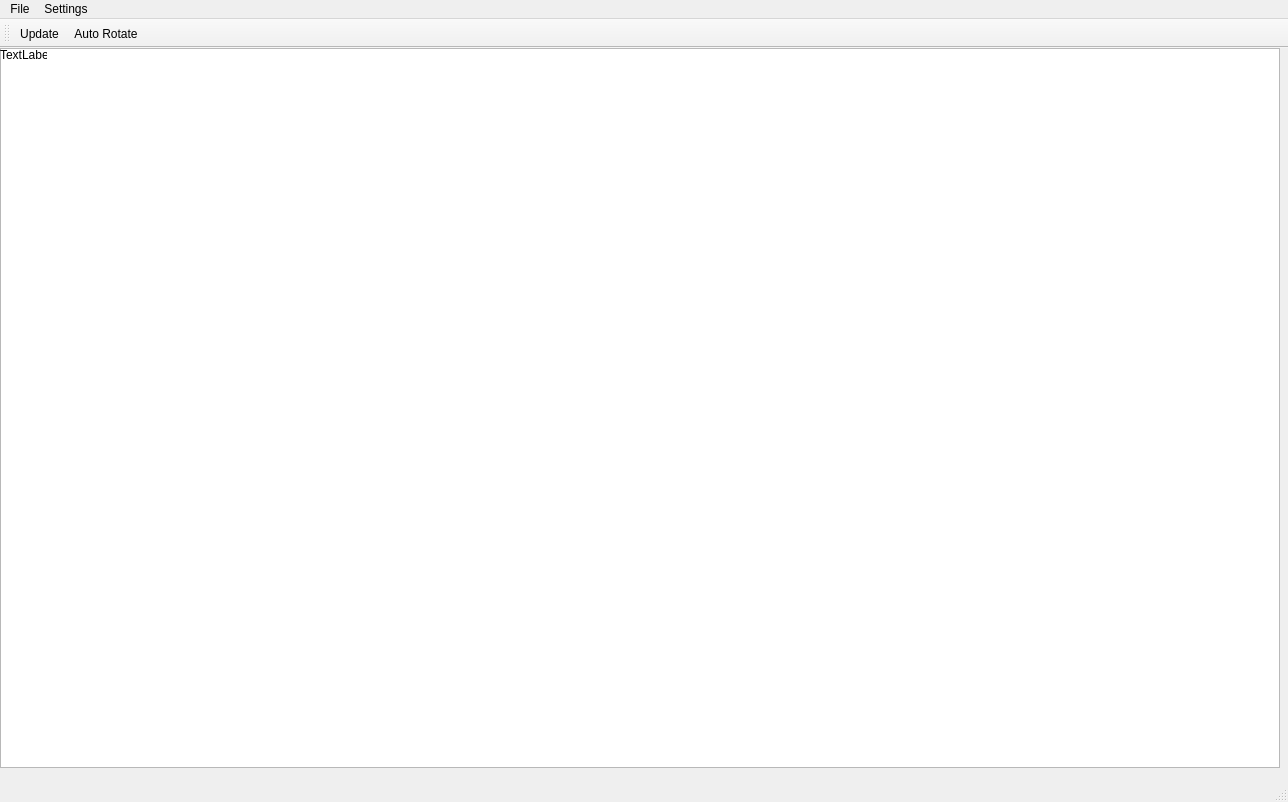
First picture: the form in HarmonographApp.ui, repository Afomin01/Harmonograph, before the edit.
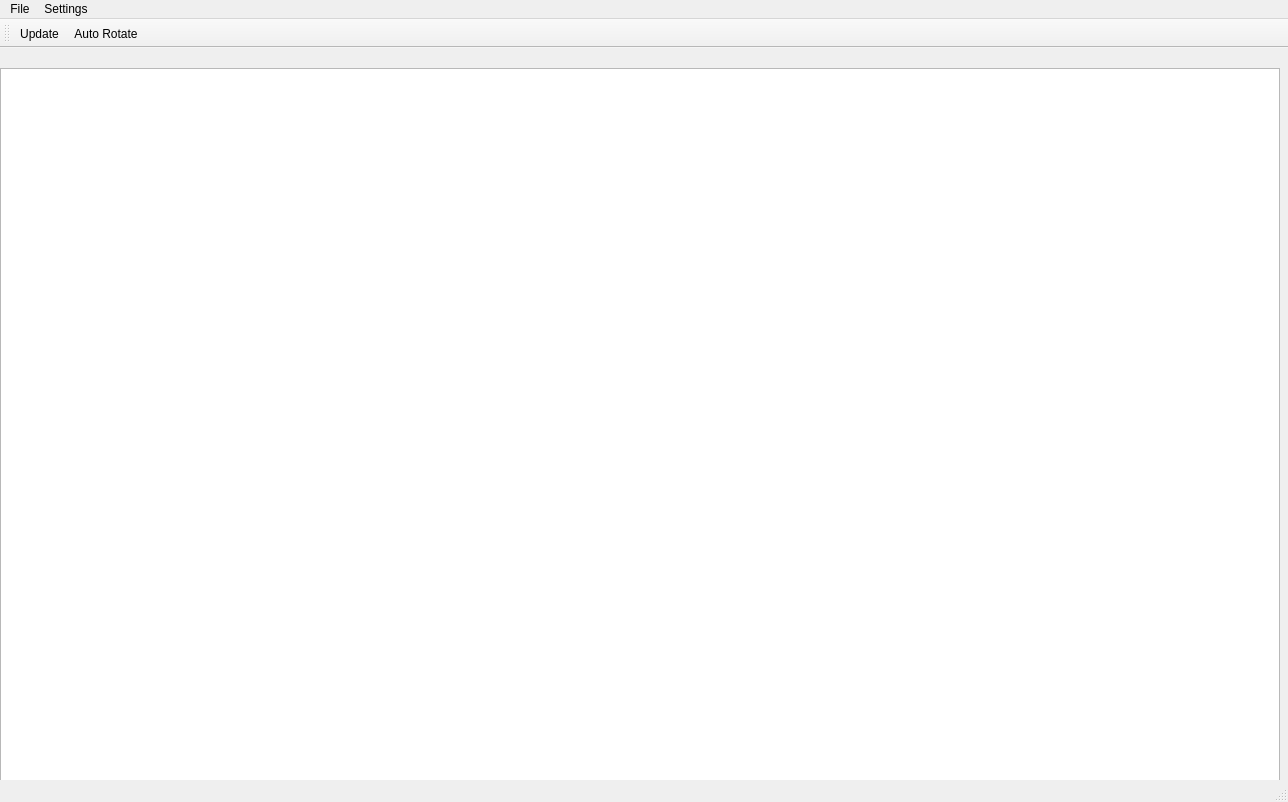
Second picture: the form after the edit. Icons and pictures are not drawn.

Commit message: Added save/load parameters buttons

Diff of the .ui file:
```diff
--- a/HarmonographApp.ui
+++ b/HarmonographApp.ui
@@ -24,7 +24,7 @@
     <property name="geometry">
      <rect>
       <x>0</x>
-      <y>0</y>
+      <y>20</y>
       <width>1280</width>
       <height>720</height>
      </rect>
@@ -36,19 +36,6 @@
      <enum>Qt::ScrollBarAlwaysOff</enum>
     </property>
    </widget>
-   <widget class="QLabel" name="label">
-    <property name="geometry">
-     <rect>
-      <x>0</x>
-      <y>0</y>
-      <width>47</width>
-      <height>13</height>
-     </rect>
-    </property>
-    <property name="text">
-     <string>TextLabel</string>
-    </property>
-   </widget>
   </widget>
   <widget class="QToolBar" name="mainToolBar">
    <attribute name="toolBarArea">
```
Left out of the diff: 46 changed lines with no effect on the pictures. The commit also changes 2 other files.
